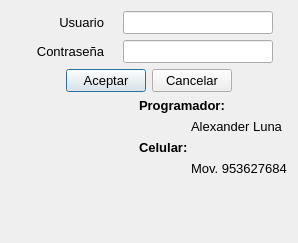
The window that BMKSistema/mylibrary/login.ui (radtek/manager) describes before a commit, drawn with Qt 5.
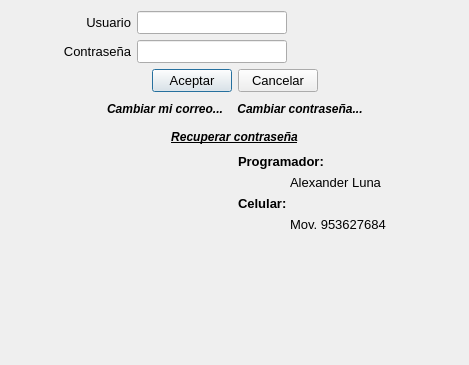
The same window after the commit. Icons and pictures are not drawn.

```diff
--- a/BMKSistema/mylibrary/login.ui
+++ b/BMKSistema/mylibrary/login.ui
@@ -6,8 +6,8 @@
    <rect>
     <x>0</x>
     <y>0</y>
-    <width>298</width>
-    <height>243</height>
+    <width>469</width>
+    <height>365</height>
    </rect>
   </property>
   <property name="windowTitle">
@@ -24,13 +24,13 @@
       <widget class="QLabel" name="label_usuario">
        <property name="minimumSize">
         <size>
-         <width>80</width>
+         <width>120</width>
          <height>0</height>
         </size>
        </property>
        <property name="maximumSize">
         <size>
-         <width>80</width>
+         <width>120</width>
          <height>16777215</height>
         </size>
        </property>
@@ -69,6 +69,19 @@
        </property>
       </widget>
      </item>
+     <item>
+      <spacer name="horizontalSpacer_5">
+       <property name="orientation">
+        <enum>Qt::Horizontal</enum>
+       </property>
+       <property name="sizeHint" stdset="0">
+        <size>
+         <width>40</width>
+         <height>20</height>
+        </size>
+       </property>
+      </spacer>
+     </item>
     </layout>
    </item>
    <item>
@@ -77,13 +90,13 @@
       <widget class="QLabel" name="label_contrasenia">
        <property name="minimumSize">
         <size>
-         <width>80</width>
+         <width>120</width>
          <height>0</height>
         </size>
        </property>
        <property name="maximumSize">
         <size>
-         <width>80</width>
+         <width>120</width>
          <height>16777215</height>
         </size>
        </property>
@@ -125,6 +138,19 @@
        </property>
       </widget>
      </item>
+     <item>
+      <spacer name="horizontalSpacer_6">
+       <property name="orientation">
+        <enum>Qt::Horizontal</enum>
+       </property>
+       <property name="sizeHint" stdset="0">
+        <size>
+         <width>40</width>
+         <height>20</height>
+        </size>
+       </property>
+      </spacer>
+     </item>
     </layout>
    </item>
    <item>
@@ -198,6 +224,122 @@
      </item>
     </layout>
    </item>
+   <item>
+    <layout class="QGridLayout" name="gridLayout">
+     <item row="0" column="4">
+      <spacer name="horizontalSpacer">
+       <property name="orientation">
+        <enum>Qt::Horizontal</enum>
+       </property>
+       <property name="sizeHint" stdset="0">
+        <size>
+         <width>40</width>
+         <height>20</height>
+        </size>
+       </property>
+      </spacer>
+     </item>
+     <item row="0" column="0">
+      <spacer name="horizontalSpacer_2">
+       <property name="orientation">
+        <enum>Qt::Horizontal</enum>
+       </property>
+       <property name="sizeHint" stdset="0">
+        <size>
+         <width>40</width>
+         <height>20</height>
+        </size>
+       </property>
+      </spacer>
+     </item>
+     <item row="0" column="2">
+      <widget class="QPushButton" name="pushButton_cambiarCorreo">
+       <property name="font">
+        <font>
+         <pointsize>9</pointsize>
+         <weight>75</weight>
+         <italic>true</italic>
+         <bold>true</bold>
+        </font>
+       </property>
+       <property name="text">
+        <string>Cambiar mi correo...</string>
+       </property>
+       <property name="flat">
+        <bool>true</bool>
+       </property>
+      </widget>
+     </item>
+     <item row="0" column="3">
+      <widget class="QPushButton" name="pushButton_cambiarPass">
+       <property name="font">
+        <font>
+         <pointsize>9</pointsize>
+         <weight>75</weight>
+         <italic>true</italic>
+         <bold>true</bold>
+         <underline>false</underline>
+        </font>
+       </property>
+       <property name="text">
+        <string>Cambiar contraseña...</string>
+       </property>
+       <property name="flat">
+        <bool>true</bool>
+       </property>
+      </widget>
+     </item>
+    </layout>
+   </item>
+   <item>
+    <layout class="QGridLayout" name="gridLayout_2">
+     <item row="0" column="0">
+      <spacer name="horizontalSpacer_7">
+       <property name="orientation">
+        <enum>Qt::Horizontal</enum>
+       </property>
+       <property name="sizeHint" stdset="0">
+        <size>
+         <width>40</width>
+         <height>20</height>
+        </size>
+       </property>
+      </spacer>
+     </item>
+     <item row="0" column="2">
+      <spacer name="horizontalSpacer_8">
+       <property name="orientation">
+        <enum>Qt::Horizontal</enum>
+       </property>
+       <property name="sizeHint" stdset="0">
+        <size>
+         <width>40</width>
+         <height>20</height>
+        </size>
+       </property>
+      </spacer>
+     </item>
+     <item row="0" column="1">
+      <widget class="QPushButton" name="pushButton_enviarmeCorreo">
+       <property name="font">
+        <font>
+         <pointsize>9</pointsize>
+         <weight>75</weight>
+         <italic>true</italic>
+         <bold>true</bold>
+         <underline>true</underline>
+        </font>
+       </property>
+       <property name="text">
+        <string>Recuperar contraseña</string>
+       </property>
+       <property name="flat">
+        <bool>true</bool>
+       </property>
+      </widget>
+     </item>
+    </layout>
+   </item>
    <item>
     <layout class="QHBoxLayout" name="horizontalLayout">
      <item>
```
